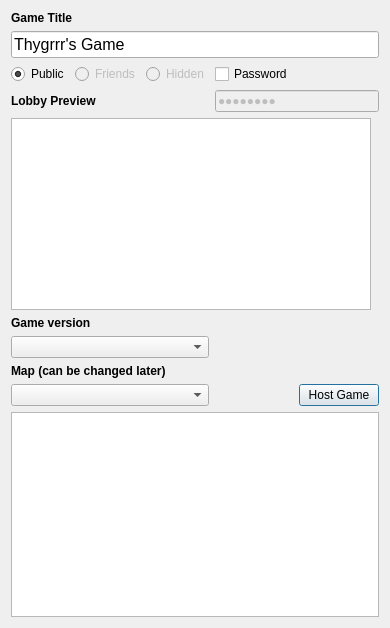
Before: the Qt Designer form res/games/host.ui in FAForever/client, drawn with Qt 5.
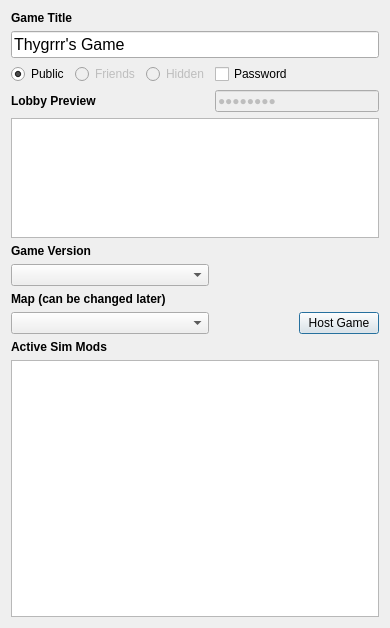
After: the same form once the commit is applied.

The edit to the form file:
```diff
--- a/res/games/host.ui
+++ b/res/games/host.ui
@@ -16,6 +16,12 @@
     <verstretch>0</verstretch>
    </sizepolicy>
   </property>
+  <property name="maximumSize">
+   <size>
+    <width>378</width>
+    <height>628</height>
+   </size>
+  </property>
   <property name="windowTitle">
    <string>Dialog</string>
   </property>
@@ -140,7 +146,7 @@
      </property>
     </widget>
    </item>
-   <item row="10" column="0" colspan="3">
+   <item row="11" column="0" colspan="3">
     <widget class="QListWidget" name="modList">
      <property name="font">
       <font>
@@ -176,22 +182,6 @@
    <item row="6" column="0">
     <widget class="QComboBox" name="versionList"/>
    </item>
-   <item row="5" column="0">
-    <widget class="QLabel" name="label_4">
-     <property name="font">
-      <font>
-       <weight>75</weight>
-       <bold>true</bold>
-      </font>
-     </property>
-     <property name="text">
-      <string>Game version</string>
-     </property>
-     <property name="textFormat">
-      <enum>Qt::AutoText</enum>
-     </property>
-    </widget>
-   </item>
    <item row="8" column="2">
     <widget class="QPushButton" name="hostButton">
      <property name="text">
@@ -213,6 +203,12 @@
        <height>120</height>
       </size>
      </property>
+     <property name="maximumSize">
+      <size>
+       <width>378</width>
+       <height>120</height>
+      </size>
+     </property>
      <property name="focusPolicy">
       <enum>Qt::NoFocus</enum>
      </property>
@@ -266,6 +262,35 @@
      </property>
     </widget>
    </item>
+   <item row="5" column="0">
+    <widget class="QLabel" name="label_4">
+     <property name="font">
+      <font>
+       <weight>75</weight>
+       <bold>true</bold>
+      </font>
+     </property>
+     <property name="text">
+      <string>Game Version</string>
+     </property>
+     <property name="textFormat">
+      <enum>Qt::AutoText</enum>
+     </property>
+    </widget>
+   </item>
+   <item row="9" column="0">
+    <widget class="QLabel" name="label_5">
+     <property name="font">
+      <font>
+       <weight>75</weight>
+       <bold>true</bold>
+      </font>
+     </property>
+     <property name="text">
+      <string>Active Sim Mods</string>
+     </property>
+    </widget>
+   </item>
   </layout>
   <zorder>label</zorder>
   <zorder>titleEdit</zorder>
```
Left out of the diff: 7 changed lines with no effect on the pictures.
